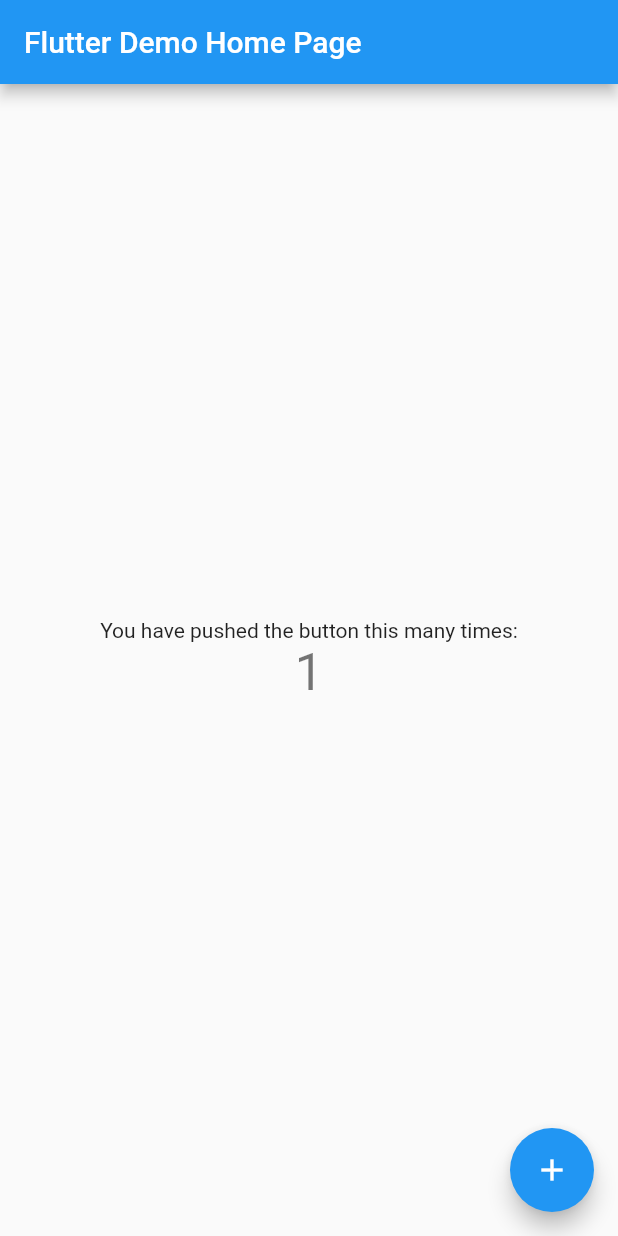
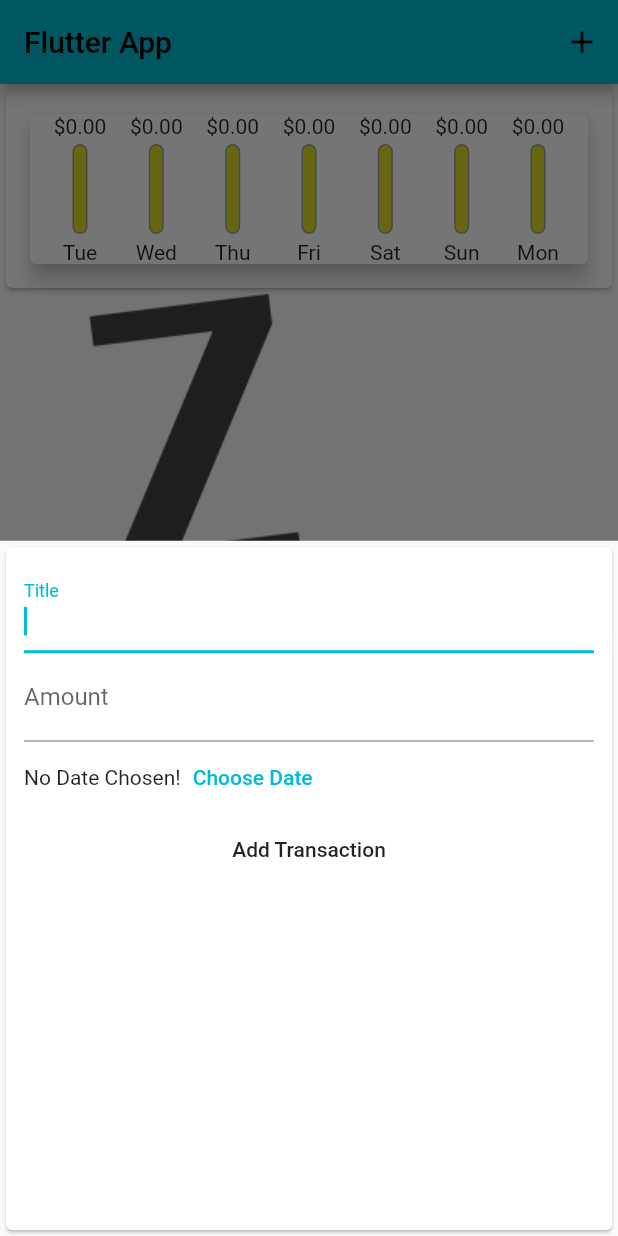
Before and after one commit to BrunoM24/personal_expenses, a Flutter app: the screen it shows after launch, after a tap on the "add" icon, on a phone screen of 412 x 824 dp. Run offline on Flutter 3.47's test engine with Material 2 defaults, Android fonts, the phone set to English and light mode, and no system bars.

```diff
--- a/lib/main.dart
+++ b/lib/main.dart
@@ -1,4 +1,8 @@
 import 'package:flutter/material.dart';
+import 'package:personal_expenses/models/transaction.dart';
+import 'package:personal_expenses/widgets/chart.dart';
+import 'package:personal_expenses/widgets/new_transaction.dart';
+import 'package:personal_expenses/widgets/transaction_list.dart';
 
 void main() {
   runApp(const MyApp());
@@ -7,109 +11,85 @@ void main() {
 class MyApp extends StatelessWidget {
   const MyApp({super.key});
 
-  // This widget is the root of your application.
   @override
   Widget build(BuildContext context) {
     return MaterialApp(
-      title: 'Flutter Demo',
+      title: 'Personal Expenses',
       theme: ThemeData(
-        // This is the theme of your application.
-        //
-        // Try running your application with "flutter run". You'll see the
-        // application has a blue toolbar. Then, without quitting the app, try
-        // changing the primarySwatch below to Colors.green and then invoke
-        // "hot reload" (press "r" in the console where you ran "flutter run",
-        // or simply save your changes to "hot reload" in a Flutter IDE).
-        // Notice that the counter didn't reset back to zero; the application
-        // is not restarted.
-        primarySwatch: Colors.blue,
+        primarySwatch: Colors.cyan,
       ),
-      home: const MyHomePage(title: 'Flutter Demo Home Page'),
+      home: const MyHomePage(),
     );
   }
 }
 
 class MyHomePage extends StatefulWidget {
-  const MyHomePage({super.key, required this.title});
-
-  // This widget is the home page of your application. It is stateful, meaning
-  // that it has a State object (defined below) that contains fields that affect
-  // how it looks.
-
-  // This class is the configuration for the state. It holds the values (in this
-  // case the title) provided by the parent (in this case the App widget) and
-  // used by the build method of the State. Fields in a Widget subclass are
-  // always marked "final".
-
-  final String title;
+  const MyHomePage({Key? key}) : super(key: key);
 
   @override
   State<MyHomePage> createState() => _MyHomePageState();
 }
 
 class _MyHomePageState extends State<MyHomePage> {
-  int _counter = 0;
+  final List<Transaction> _transactions = [];
 
-  void _incrementCounter() {
-    setState(() {
-      // This call to setState tells the Flutter framework that something has
-      // changed in this State, which causes it to rerun the build method below
-      // so that the display can reflect the updated values. If we changed
-      // _counter without calling setState(), then the build method would not be
-      // called again, and so nothing would appear to happen.
-      _counter++;
-    });
+  List<Transaction>? get _recentTransactions {
+    return _transactions
+        .where(
+          (t) => t.date.isAfter(
+            DateTime.now().subtract(
+              const Duration(days: 7),
+            ),
+          ),
+        )
+        .toList();
+  }
+
+  void _openModal(BuildContext context) {
+    showModalBottomSheet(
+      context: context,
+      builder: (context) => NewTransaction(
+        onSubmit: (title, amount) => setState(() {
+          _transactions.add(
+            Transaction(
+              id: DateTime.now().toString(),
+              title: title,
+              amount: amount,
+              date: DateTime.now(),
+            ),
+          );
+
+          Navigator.pop(context);
+        }),
+      ),
+    );
   }
 
   @override
   Widget build(BuildContext context) {
-    // This method is rerun every time setState is called, for instance as done
-    // by the _incrementCounter method above.
-    //
-    // The Flutter framework has been optimized to make rerunning build methods
-    // fast, so that you can just rebuild anything that needs updating rather
-    // than having to individually change instances of widgets.
     return Scaffold(
       appBar: AppBar(
-        // Here we take the value from the MyHomePage object that was created by
-        // the App.build method, and use it to set our appbar title.
-        title: Text(widget.title),
+        title: const Text('Flutter App'),
+        actions: [
+          IconButton(
+            onPressed: () => _openModal(context),
+            icon: const Icon(Icons.add),
+          ),
+        ],
       ),
-      body: Center(
-        // Center is a layout widget. It takes a single child and positions it
-        // in the middle of the parent.
-        child: Column(
-          // Column is also a layout widget. It takes a list of children and
-          // arranges them vertically. By default, it sizes itself to fit its
-          // children horizontally, and tries to be as tall as its parent.
-          //
-          // Invoke "debug painting" (press "p" in the console, choose the
-          // "Toggle Debug Paint" action from the Flutter Inspector in Android
-          // Studio, or the "Toggle Debug Paint" command in Visual Studio Code)
-          // to see the wireframe for each widget.
-          //
-          // Column has various properties to control how it sizes itself and
-          // how it positions its children. Here we use mainAxisAlignment to
-          // center the children vertically; the main axis here is the vertical
-          // axis because Columns are vertical (the cross axis would be
-          // horizontal).
-          mainAxisAlignment: MainAxisAlignment.center,
-          children: <Widget>[
-            const Text(
-              'You have pushed the button this many times:',
-            ),
-            Text(
-              '$_counter',
-              style: Theme.of(context).textTheme.headlineMedium,
-            ),
-          ],
-        ),
+      body: Column(
+        crossAxisAlignment: CrossAxisAlignment.stretch,
+        children: [
+          Card(child: Chart(_recentTransactions!)),
+          _transactions.isEmpty
+              ? Center(child: Image.asset('assets/waiting.png'))
+              : TransactionList(_transactions),
+        ],
       ),
       floatingActionButton: FloatingActionButton(
-        onPressed: _incrementCounter,
-        tooltip: 'Increment',
+        onPressed: () => _openModal(context),
         child: const Icon(Icons.add),
-      ), // This trailing comma makes auto-formatting nicer for build methods.
+      ),
     );
   }
 }
--- /dev/null
+++ b/lib/models/transaction.dart
@@ -0,0 +1,13 @@
+class Transaction {
+  final String id;
+  final String title;
+  final double amount;
+  final DateTime date;
+
+  Transaction({
+    required this.id,
+    required this.title,
+    required this.amount,
+    required this.date,
+  });
+}
--- /dev/null
+++ b/lib/widgets/chart.dart
@@ -0,0 +1,59 @@
+import 'package:flutter/material.dart';
+import 'package:intl/intl.dart';
+import 'package:personal_expenses/models/transaction.dart';
+import 'package:personal_expenses/widgets/chart_bar.dart';
+
+class Chart extends StatelessWidget {
+  const Chart(this.recentTransactions, {Key? key}) : super(key: key);
+
+  final List<Transaction> recentTransactions;
+
+  List<Map<String, Object>> get groupedTransactionValues {
+    return List.generate(
+      7,
+      (index) {
+        final weekDay = DateTime.now().subtract(Duration(days: index));
+
+        double sum = 0;
+
+        for (var transaction in recentTransactions) {
+          if (transaction.date.day == weekDay.day) {
+            sum += transaction.amount;
+          }
+        }
+
+        return {
+          'day': DateFormat.E().format(weekDay),
+          'amount': sum,
+        };
+      },
+    );
+  }
+
+  double get maxSpending {
+    return groupedTransactionValues.fold(
+        0,
+        (previousValue, element) =>
+            previousValue + (element['amount'] as double));
+  }
+
+  @override
+  Widget build(BuildContext context) {
+    return Card(
+      elevation: 6,
+      margin: const EdgeInsets.all(16),
+      child: Row(
+        mainAxisAlignment: MainAxisAlignment.spaceEvenly,
+        children: groupedTransactionValues.reversed
+            .map(
+              (e) => ChartBar(
+                label: e['day'] as String,
+                amount: e['amount'] as double,
+                total: maxSpending,
+              ),
+            )
+            .toList(),
+      ),
+    );
+  }
+}
--- /dev/null
+++ b/lib/widgets/chart_bar.dart
@@ -0,0 +1,47 @@
+import 'package:flutter/material.dart';
+
+class ChartBar extends StatelessWidget {
+  final String label;
+  final double amount;
+  final double total;
+
+  const ChartBar({
+    Key? key,
+    required this.label,
+    required this.amount,
+    required this.total,
+  }) : super(key: key);
+
+  @override
+  Widget build(BuildContext context) {
+    return Column(
+      children: [
+        Text('\$${amount.toStringAsFixed(2)}'),
+        const SizedBox(height: 4),
+        SizedBox(
+          height: 60,
+          width: 10,
+          child: Stack(children: [
+            Container(
+              decoration: BoxDecoration(
+                  border: Border.all(color: Colors.grey, width: 1),
+                  color: const Color.fromARGB(220, 220, 220, 1),
+                  borderRadius: BorderRadius.circular(10)),
+            ),
+            FractionallySizedBox(
+              heightFactor: total > 0 ? amount / total : 0,
+              child: Container(
+                decoration: BoxDecoration(
+                  color: Theme.of(context).primaryColor,
+                  borderRadius: BorderRadius.circular(10),
+                ),
+              ),
+            )
+          ]),
+        ),
+        const SizedBox(height: 4),
+        Text(label)
+      ],
+    );
+  }
+}
--- /dev/null
+++ b/lib/widgets/new_transaction.dart
@@ -0,0 +1,68 @@
+import 'package:flutter/material.dart';
+
+class NewTransaction extends StatefulWidget {
+  final void Function(String title, double amount) onSubmit;
+
+  const NewTransaction({Key? key, required this.onSubmit}) : super(key: key);
+
+  @override
+  State<NewTransaction> createState() => _NewTransactionState();
+}
+
+class _NewTransactionState extends State<NewTransaction> {
+  final titleController = TextEditingController();
+
+  final amountController = TextEditingController();
+
+  void submit() {
+    final title = titleController.text;
+    final amount = double.parse(amountController.text);
+
+    if (title.isEmpty || amount <= 0) return;
+
+    widget.onSubmit(title, amount);
+  }
+
+  @override
+  Widget build(BuildContext context) {
+    return Card(
+      child: Padding(
+        padding: const EdgeInsets.all(12.0),
+        child: Column(
+          children: [
+            TextField(
+              decoration: const InputDecoration(labelText: 'Title'),
+              controller: titleController,
+              autofocus: true,
+            ),
+            TextField(
+              keyboardType: TextInputType.number,
+              decoration: const InputDecoration(labelText: 'Amount'),
+              controller: amountController,
+              onSubmitted: (_) => submit(),
+            ),
+            Row(
+              children: [
+                const Text('No Date Chosen!'),
+                TextButton(
+                    onPressed: () {
+                      showDatePicker(
+                        context: context,
+                        initialDate: DateTime.now(),
+                        firstDate: DateTime(2000),
+                        lastDate: DateTime(2050),
+                      );
+                    },
+                    child: const Text('Choose Date')),
+              ],
+            ),
+            MaterialButton(
+              onPressed: submit,
+              child: const Text('Add Transaction'),
+            ),
+          ],
+        ),
+      ),
+    );
+  }
+}
--- /dev/null
+++ b/lib/widgets/transaction_list.dart
@@ -0,0 +1,46 @@
+import 'package:flutter/material.dart';
+import 'package:intl/intl.dart';
+import 'package:personal_expenses/models/transaction.dart';
+
+class TransactionList extends StatelessWidget {
+  final List<Transaction> transactions;
+
+  const TransactionList(this.transactions, {Key? key}) : super(key: key);
+
+  @override
+  Widget build(BuildContext context) {
+    return Expanded(
+      child: ListView.builder(
+        itemBuilder: (context, index) {
+          final transaction = transactions[index];
+
+          return Card(
+            elevation: 4,
+            child: ListTile(
+              leading: CircleAvatar(
+                radius: 30,
+                child: Padding(
+                  padding: const EdgeInsets.all(8.0),
+                  child: Text(
+                    '\$${transaction.amount.toStringAsFixed(2)}',
+                    style: const TextStyle(fontSize: 12),
+                  ),
+                ),
+              ),
+              title: Text(
+                transaction.title,
+                style: Theme.of(context).textTheme.titleLarge,
+              ),
+              subtitle: Text(DateFormat.yMMMd().format(transaction.date)),
+              trailing: IconButton(
+                icon: const Icon(Icons.delete),
+                onPressed: () => transactions.remove(transaction),
+              ),
+            ),
+          );
+        },
+        itemCount: transactions.length,
+      ),
+    );
+  }
+}
--- a/pubspec.yaml
+++ b/pubspec.yaml
@@ -35,6 +35,7 @@ dependencies:
   # The following adds the Cupertino Icons font to your application.
   # Use with the CupertinoIcons class for iOS style icons.
   cupertino_icons: ^1.0.2
+  intl: ^0.18.0
 
 dev_dependencies:
   flutter_test:
@@ -59,8 +60,8 @@ flutter:
   uses-material-design: true
 
   # To add assets to your application, add an assets section, like this:
-  # assets:
-  #   - images/a_dot_burr.jpeg
+  assets:
+    - assets/waiting.png
   #   - images/a_dot_ham.jpeg
 
   # An image asset can refer to one or more resolution-specific "variants", see
```
Also changed, not shown: assets/waiting.png (added), pubspec.lock.
